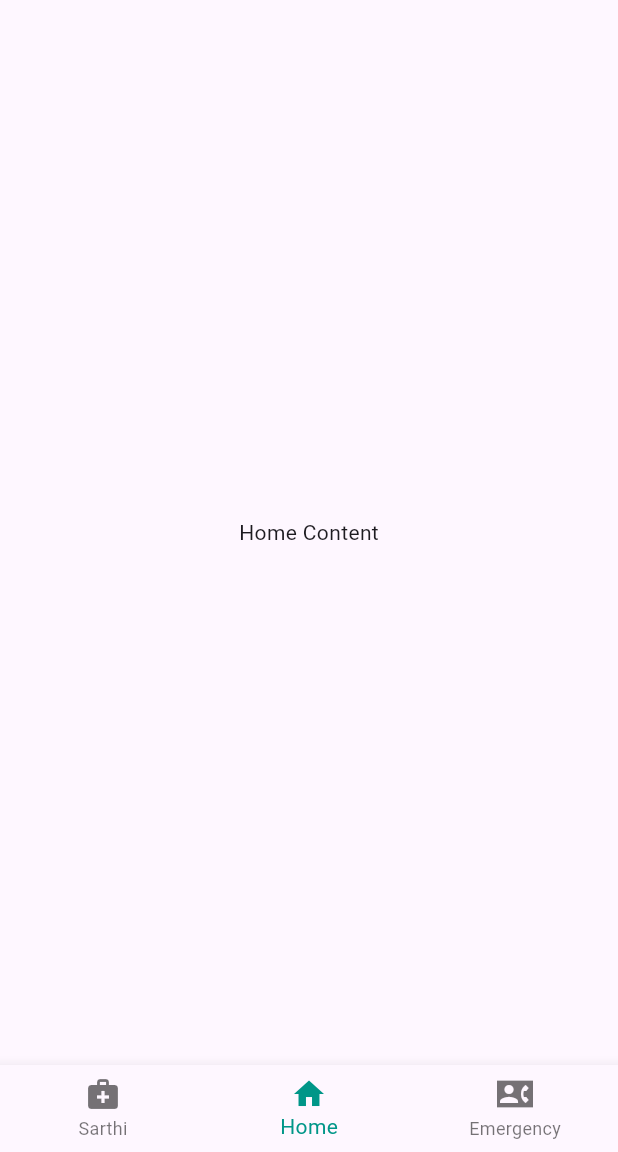
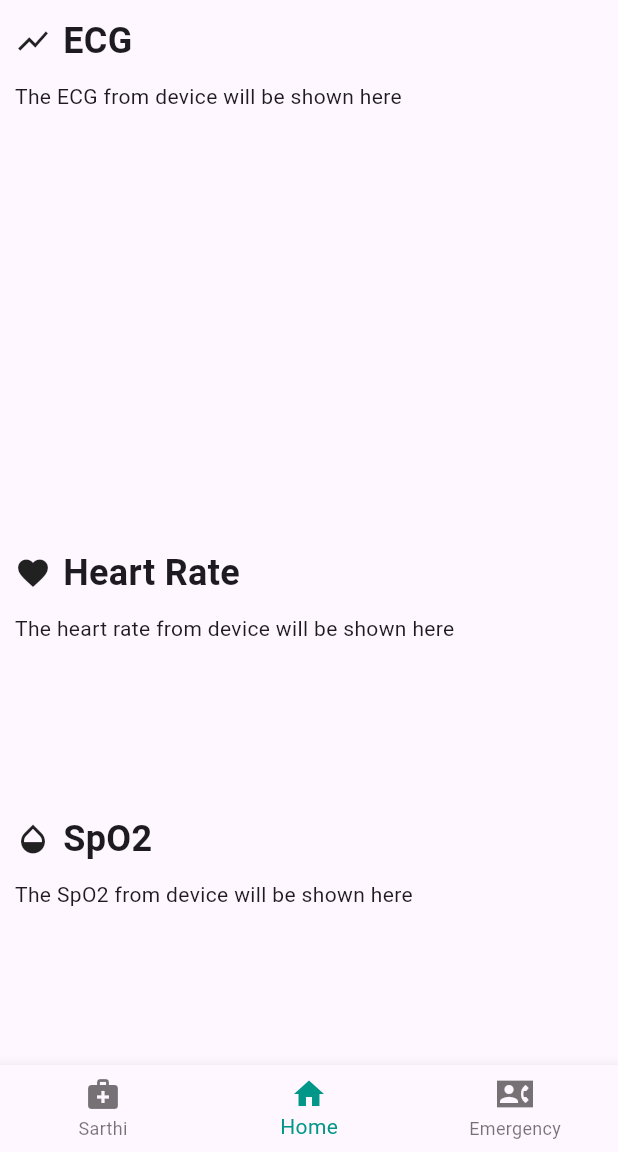
Before and after one commit to vihaanvijayvargiya/Swayam, a Flutter app: the screen it shows once a user with an empty profile is signed in, on a phone screen of 412 x 824 dp, the part 84-1236 px from its top. Run offline on Flutter 3.47's test engine with Material 3 defaults, Android fonts, the phone set to English and light mode, and no system bars; our stand-ins replace cloud_firestore, firebase_auth, firebase_core, fluttertoast; missing offline and left inert: flutter_inappwebview, keyboard_hider; accounts and stored records are empty.

Commit message:
home corrected

```diff
--- a/lib/screens/home_screen.dart
+++ b/lib/screens/home_screen.dart
@@ -1,6 +1,6 @@
 import 'package:firebase_auth/firebase_auth.dart';
 import 'package:swayam/screens/logout.dart';
-import 'package:swayam/screens/medbot.dart'; // Make sure this import is correct
+import 'package:swayam/screens/medbot.dart';
 import 'package:swayam/screens/signin_screen.dart';
 import 'package:flutter/material.dart';
 import 'package:swayam/screens/my_drawer_header.dart';
@@ -194,14 +194,108 @@ enum DrawerSections {
   contacts,
   about,
   logout,
-  sarthi,
+  sarthi, // Added Sarthi enum
 }
 
 class HomeContent extends StatelessWidget {
   @override
   Widget build(BuildContext context) {
-    return Center(
-      child: Text('Home Content'),
+    return Column(
+      children: [
+        // ECG Widget - Half of the screen
+        Expanded(
+          flex: 2,
+          child: Container(
+            margin: EdgeInsets.all(10.0),
+            child: Column(
+              crossAxisAlignment: CrossAxisAlignment.start,
+              children: [
+                Row(
+                  mainAxisAlignment: MainAxisAlignment.start,
+                  children: [
+                    Icon(Icons.show_chart, size: 24), // Icon for ECG
+                    SizedBox(width: 8),
+                    Text(
+                      'ECG',
+                      style: TextStyle(
+                        fontSize: 24,
+                        fontWeight: FontWeight.bold,
+                      ),
+                    ),
+                  ],
+                ),
+                SizedBox(height: 10),
+                Text(
+                  'The ECG from device will be shown here',
+                  textAlign: TextAlign.center,
+                ),
+              ],
+            ),
+          ),
+        ),
+        // Heart Rate Widget - 1/4 of the screen
+        Expanded(
+          flex: 1,
+          child: Container(
+            margin: EdgeInsets.all(10.0),
+            child: Column(
+              crossAxisAlignment: CrossAxisAlignment.start,
+              children: [
+                Row(
+                  mainAxisAlignment: MainAxisAlignment.start,
+                  children: [
+                    Icon(Icons.favorite, size: 24), // Icon for Heart Rate
+                    SizedBox(width: 8),
+                    Text(
+                      'Heart Rate',
+                      style: TextStyle(
+                        fontSize: 24,
+                        fontWeight: FontWeight.bold,
+                      ),
+                    ),
+                  ],
+                ),
+                SizedBox(height: 10),
+                Text(
+                  'The heart rate from device will be shown here',
+                  textAlign: TextAlign.center,
+                ),
+              ],
+            ),
+          ),
+        ),
+        // SpO2 Widget - 1/4 of the screen
+        Expanded(
+          flex: 1,
+          child: Container(
+            margin: EdgeInsets.all(10.0),
+            child: Column(
+              crossAxisAlignment: CrossAxisAlignment.start,
+              children: [
+                Row(
+                  mainAxisAlignment: MainAxisAlignment.start,
+                  children: [
+                    Icon(Icons.opacity, size: 24), // Icon for SpO2
+                    SizedBox(width: 8),
+                    Text(
+                      'SpO2',
+                      style: TextStyle(
+                        fontSize: 24,
+                        fontWeight: FontWeight.bold,
+                      ),
+                    ),
+                  ],
+                ),
+                SizedBox(height: 10),
+                Text(
+                  'The SpO2 from device will be shown here',
+                  textAlign: TextAlign.center,
+                ),
+              ],
+            ),
+          ),
+        ),
+      ],
     );
   }
 }
```
